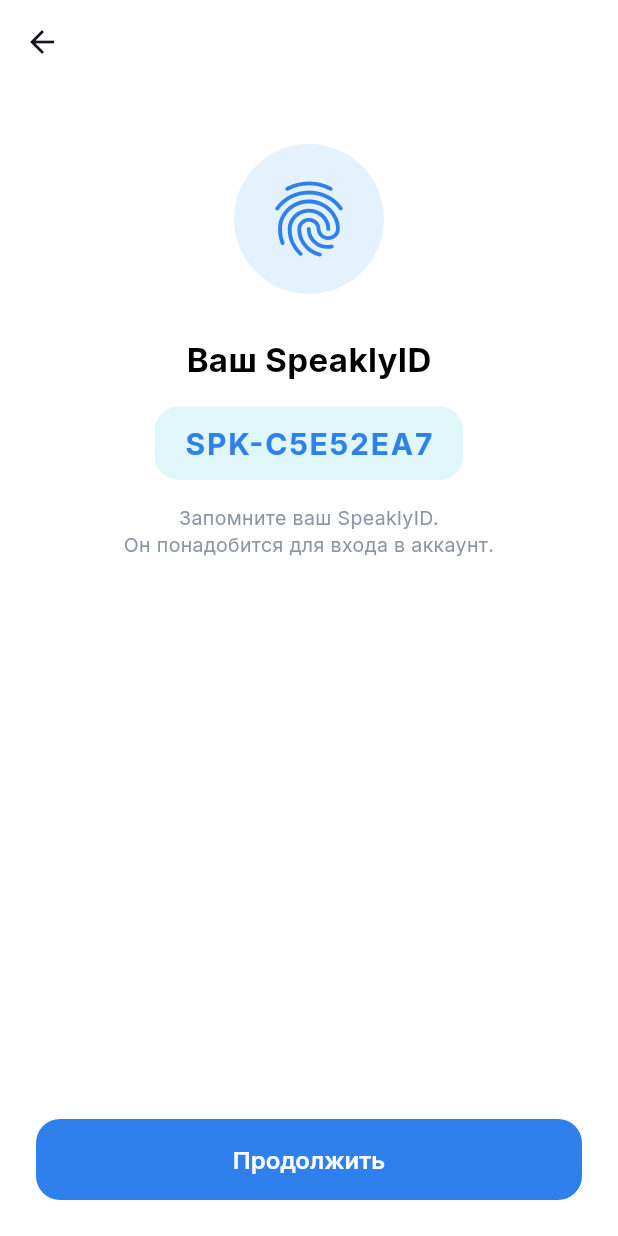
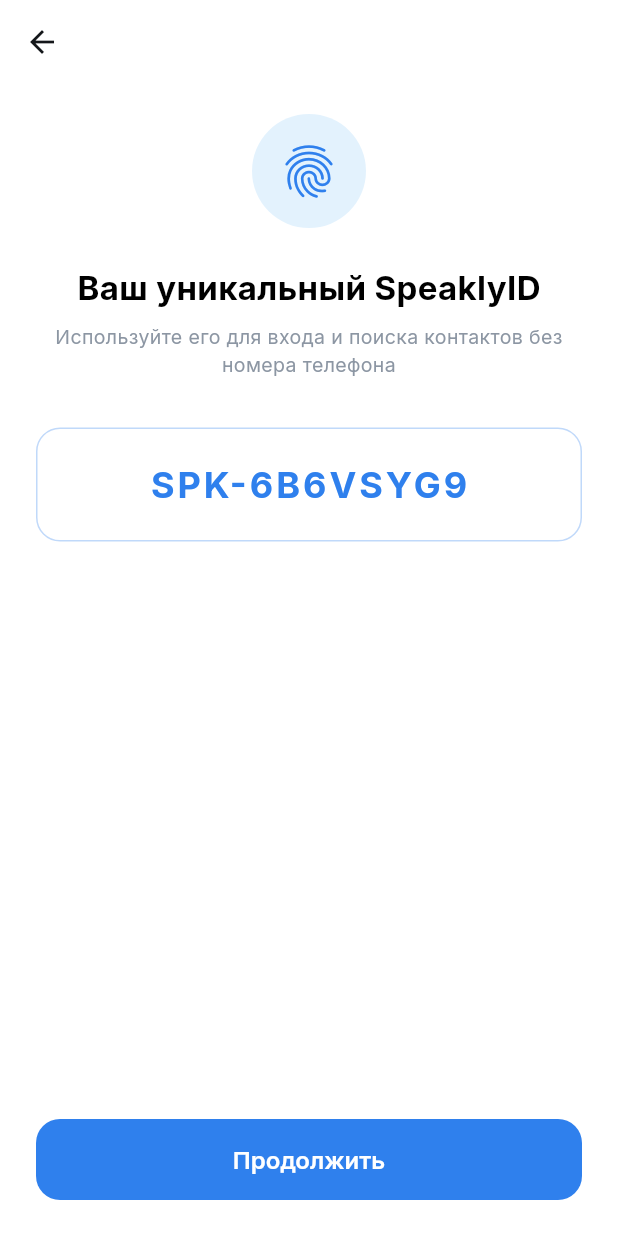
Before and after one commit to vectoramir27-svg/-, a Flutter app: the IdGenerationScreen screen opened directly with empty values, on a phone screen of 412 x 824 dp. Run offline on Flutter 3.47's test engine with Material 3 defaults, Android fonts, the phone set to English and light mode, and no system bars; our stand-ins replace google_fonts, shared_preferences; accounts and stored records are empty.

Commit message:
Update id_generation_screen.dart

```diff
--- a/lib/features/auth/screens/id_generation_screen.dart
+++ b/lib/features/auth/screens/id_generation_screen.dart
@@ -1,7 +1,7 @@
 import 'dart:math';
 import 'package:flutter/material.dart';
 import '../../../core/constants/app_colors.dart';
-import 'pin_setup_screen.dart';
+import 'pin_code_screen.dart';
 
 class IdGenerationScreen extends StatefulWidget {
   final String username;
@@ -23,23 +23,23 @@
   @override
   void initState() {
     super.initState();
-    _speaklyId = _generateId();
+    _speaklyId = _generateSpeaklyId();
   }
 
-  String _generateId() {
-    const chars = '0123456789ABCDEF';
-    final rnd = Random();
+  String _generateSpeaklyId() {
+    const chars = '0123456789ABCDEFGHJKLMNPQRSTUVWXYZ';
+    final random = Random.secure();
     final buffer = StringBuffer('SPK-');
-    for (var i = 0; i < 8; i++) {
-      buffer.write(chars[rnd.nextInt(chars.length)]);
+    for (int i = 0; i < 8; i++) {
+      buffer.write(chars[random.nextInt(chars.length)]);
     }
     return buffer.toString();
   }
 
-  void _next() {
+  void _submit() {
     Navigator.of(context).push(
       MaterialPageRoute(
-        builder: (_) => PinSetupScreen(
+        builder: (_) => PinCodeScreen(
           username: widget.username,
           displayName: widget.displayName,
           speaklyId: _speaklyId,
@@ -57,44 +57,48 @@
           padding: const EdgeInsets.symmetric(horizontal: 24),
           child: Column(
             children: [
-              const SizedBox(height: 40),
+              const SizedBox(height: 20),
               Container(
-                width: 100,
-                height: 100,
+                width: 76,
+                height: 76,
                 decoration: BoxDecoration(
                   shape: BoxShape.circle,
                   color: Colors.blue.shade50,
                 ),
-                child: const Icon(Icons.fingerprint, size: 60, color: AppColors.primaryBlue),
+                alignment: Alignment.center,
+                child: const Icon(Icons.fingerprint, size: 42, color: AppColors.primaryBlue),
               ),
-              const SizedBox(height: 28),
-              const Text("Ваш SpeaklyID", style: TextStyle(fontSize: 22, fontWeight: FontWeight.bold)),
-              const SizedBox(height: 16),
+              const SizedBox(height: 24),
+              const Text("Ваш уникальный SpeaklyID", style: TextStyle(fontSize: 22, fontWeight: FontWeight.bold)),
+              const SizedBox(height: 8),
+              const Text(
+                "Используйте его для входа и поиска контактов без номера телефона",
+                textAlign: TextAlign.center,
+                style: TextStyle(color: AppColors.textGray, fontSize: 13),
+              ),
+              const SizedBox(height: 32),
               Container(
-                padding: const EdgeInsets.symmetric(horizontal: 20, vertical: 10),
+                width: double.infinity,
+                padding: const EdgeInsets.symmetric(vertical: 20),
                 decoration: BoxDecoration(
-                  color: Colors.cyan.shade50,
+                  color: Theme.of(context).colorScheme.surface,
                   borderRadius: BorderRadius.circular(16),
+                  border: Border.all(color: AppColors.primaryBlue.withOpacity(0.3)),
                 ),
+                alignment: Alignment.center,
                 child: Text(
                   _speaklyId,
                   style: const TextStyle(
-                    fontSize: 20,
-                    fontWeight: FontWeight.w700,
+                    fontSize: 24,
+                    fontWeight: FontWeight.bold,
+                    letterSpacing: 2.0,
                     color: AppColors.primaryBlue,
-                    letterSpacing: 1.2,
                   ),
                 ),
               ),
-              const SizedBox(height: 16),
-              const Text(
-                "Запомните ваш SpeaklyID.\nОн понадобится для входа в аккаунт.",
-                textAlign: TextAlign.center,
-                style: TextStyle(color: AppColors.textGray, fontSize: 13, height: 1.4),
-              ),
               const Spacer(),
               ElevatedButton(
-                onPressed: _next,
+                onPressed: _submit,
                 child: const Text("Продолжить"),
               ),
               const SizedBox(height: 24),
```
